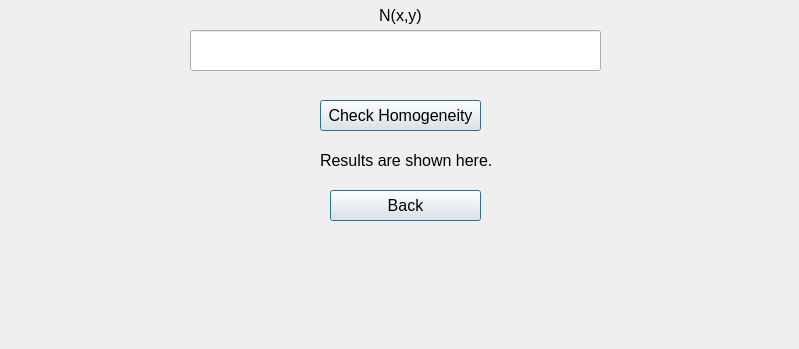
First picture: the form in gui/HomogeneityPage.ui, repository Adim2P/Differential-Equation-Analyzer, before the edit; both pictures show x 0 to 799 and y 250 to 599 of the 799 by 599 pixel window.
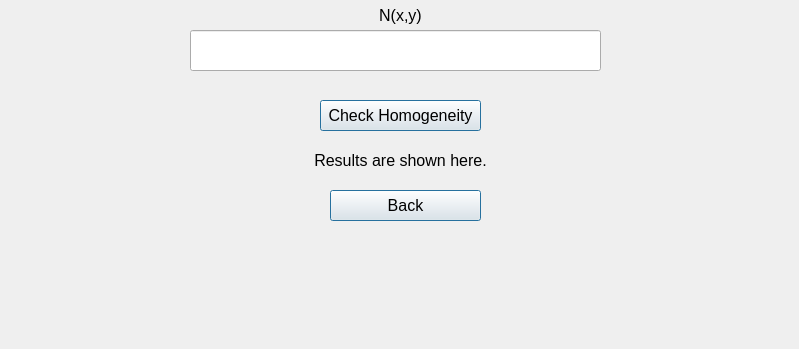
Second picture: the form after the edit.

Commit message: Resized label bar for answer

The edit to the form file:
```diff
--- a/gui/HomogeneityPage.ui
+++ b/gui/HomogeneityPage.ui
@@ -65,9 +65,9 @@
   <widget class="QLabel" name="resultText">
    <property name="geometry">
     <rect>
-     <x>320</x>
+     <x>10</x>
      <y>390</y>
-     <width>171</width>
+     <width>781</width>
      <height>41</height>
     </rect>
    </property>
@@ -79,6 +79,9 @@
    <property name="text">
     <string>Results are shown here.</string>
    </property>
+   <property name="alignment">
+    <set>Qt::AlignCenter</set>
+   </property>
   </widget>
   <widget class="QLabel" name="label_2">
    <property name="geometry">
```
The commit also changes 1 other file.
